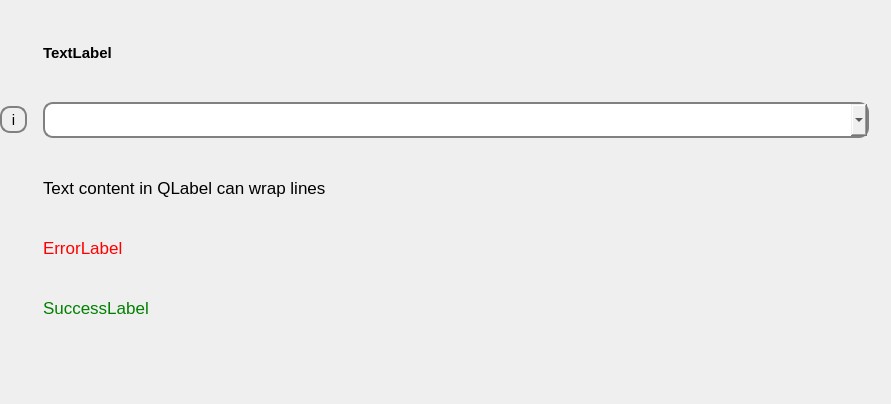
Old version of the form lfb_regeneration_wildlife_impact/gui/form/dropdown.ui in the repository b-lack/qgis-fim-plugin.
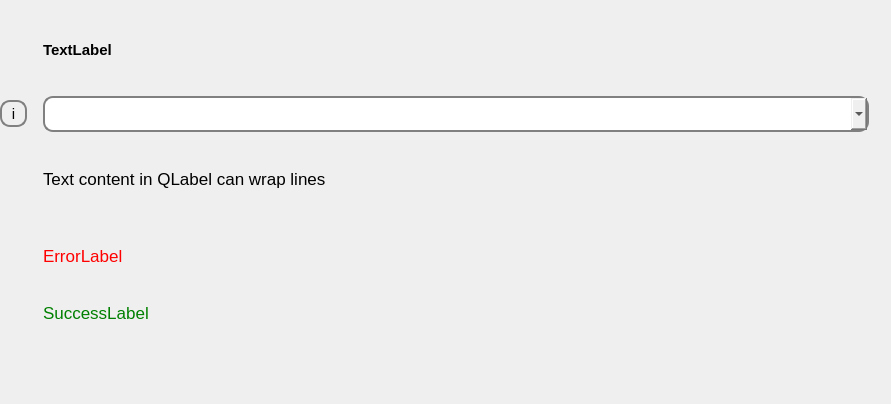
New version of the form.

Diff of the .ui file:
```diff
--- a/lfb_regeneration_wildlife_impact/gui/form/dropdown.ui
+++ b/lfb_regeneration_wildlife_impact/gui/form/dropdown.ui
@@ -131,7 +131,7 @@
       <set>Qt::AlignLeading|Qt::AlignLeft|Qt::AlignTop</set>
      </property>
      <property name="wordWrap">
-      <bool>false</bool>
+      <bool>true</bool>
      </property>
     </widget>
    </item>
```
